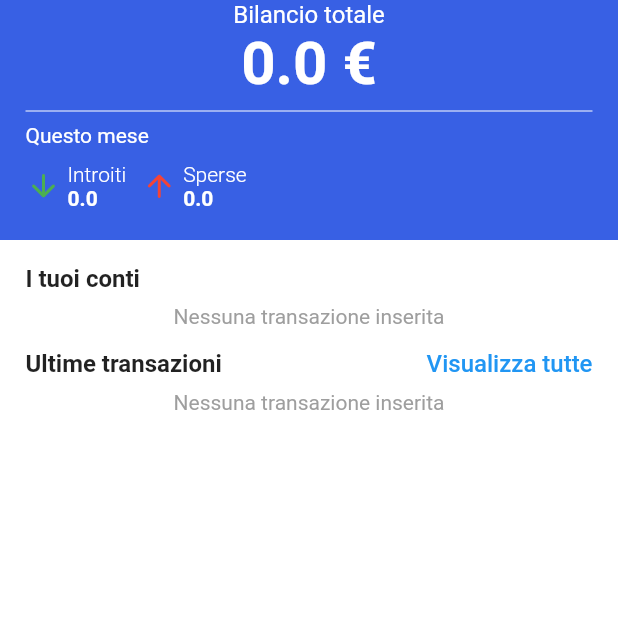
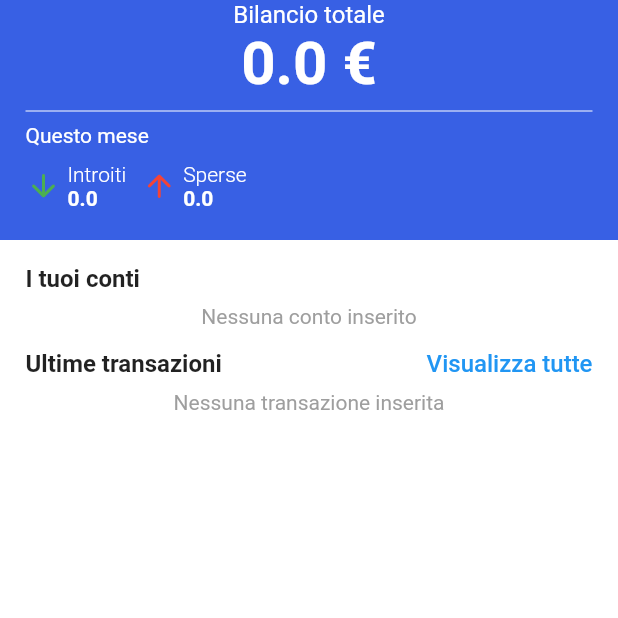
Before and after one commit to ernestodecrecchio/Moneye-Money-Manager, a Flutter app: the screen it shows after launch, on a phone screen of 412 x 824 dp, the top half of it. Run offline on Flutter 3.47's test engine with Material 2 defaults, Android fonts, the phone set to English and light mode, and no system bars; drawn by our look-alikes of salomon_bottom_bar; our stand-ins replace fl_chart, font_awesome_flutter, sqflite; accounts and stored records are empty.

Commit message:
Fixed copy

```diff
--- a/expense_tracker/lib/pages/home_page/home_page.dart
+++ b/expense_tracker/lib/pages/home_page/home_page.dart
@@ -238,7 +238,7 @@ class _HomePageState extends State<HomePage> {
             : const Align(
                 alignment: Alignment.center,
                 child: Text(
-                  'Nessuna transazione inserita',
+                  'Nessuna conto inserito',
                   style: TextStyle(color: Colors.grey),
                   textAlign: TextAlign.start,
                 ),
```
